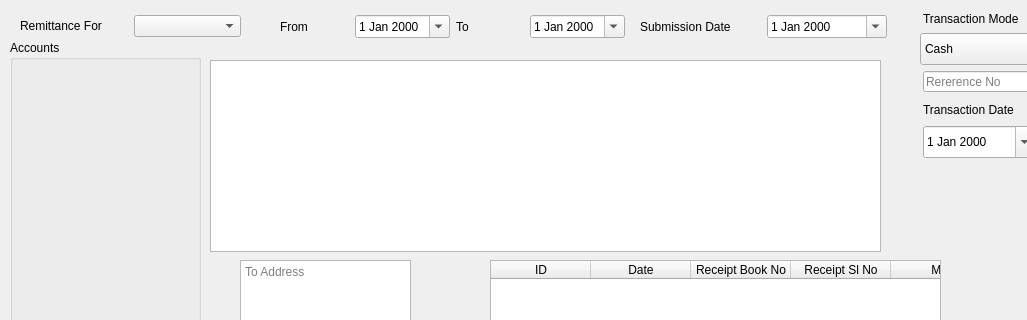
First picture: the form in DLG/cremittancedlg.ui, repository hlunguite/saptuamDataQT, before the edit; both pictures show x 0 to 1027 and y 0 to 320 of the 1273 by 453 pixel window.
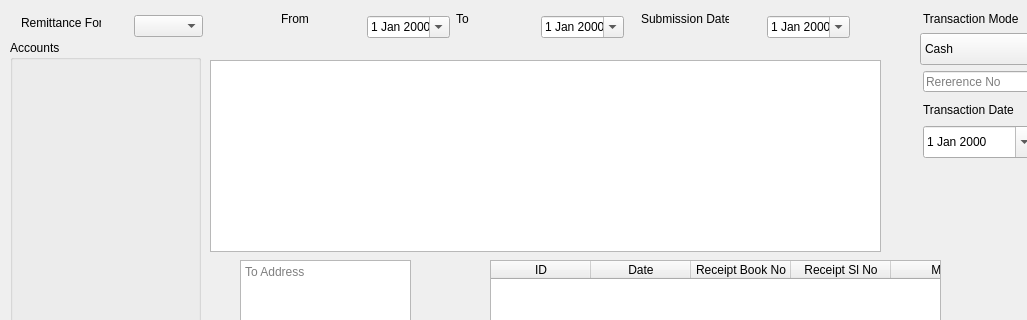
Second picture: the form after the edit.

What changed in the file:
```diff
--- a/DLG/cremittancedlg.ui
+++ b/DLG/cremittancedlg.ui
@@ -236,25 +236,38 @@
     </property>
    </column>
   </widget>
-  <widget class="QWidget" name="layoutWidget">
+  <widget class="QComboBox" name="m_remittanceNameCombo">
    <property name="geometry">
     <rect>
-     <x>640</x>
-     <y>10</y>
-     <width>247</width>
-     <height>34</height>
+     <x>134</x>
+     <y>15</y>
+     <width>69</width>
+     <height>22</height>
     </rect>
    </property>
-   <layout class="QHBoxLayout" name="horizontalLayout">
-    <item>
-     <widget class="QLabel" name="m_submitLbl">
+  </widget>
+  <widget class="QLabel" name="m_remitCombolbl">
+   <property name="geometry">
+    <rect>
+     <x>21</x>
+     <y>15</y>
+     <width>80</width>
+     <height>16</height>
+    </rect>
+   </property>
       <property name="text">
-       <string>Submission Date</string>
-      </property>
-     </widget>
-    </item>
-    <item>
-     <widget class="QDateEdit" name="m_submitDate">
+    <string>Remittance For</string>
+   </property>
+  </widget>
+  <widget class="QDateEdit" name="m_periodTo">
+   <property name="geometry">
+    <rect>
+     <x>541</x>
+     <y>16</y>
+     <width>83</width>
+     <height>22</height>
+    </rect>
+   </property>
       <property name="displayFormat">
        <string>d MMM yyyy</string>
       </property>
@@ -262,45 +275,57 @@
        <bool>true</bool>
       </property>
      </widget>
-    </item>
-   </layout>
-  </widget>
-  <widget class="QWidget" name="layoutWidget">
+  <widget class="QDateEdit" name="m_periodFrom">
    <property name="geometry">
     <rect>
-     <x>280</x>
-     <y>10</y>
-     <width>345</width>
-     <height>34</height>
+     <x>367</x>
+     <y>16</y>
+     <width>83</width>
+     <height>22</height>
     </rect>
    </property>
-   <layout class="QHBoxLayout" name="horizontalLayout_2">
-    <item>
+   <property name="displayFormat">
+    <string>d MMM yyyy</string>
+   </property>
+   <property name="calendarPopup">
+    <bool>true</bool>
+   </property>
+  </widget>
      <widget class="QLabel" name="m_fromLbl">
+   <property name="geometry">
+    <rect>
+     <x>281</x>
+     <y>11</y>
+     <width>28</width>
+     <height>16</height>
+    </rect>
+   </property>
       <property name="text">
        <string>From</string>
       </property>
      </widget>
-    </item>
-    <item>
-     <widget class="QDateEdit" name="m_periodFrom">
-      <property name="displayFormat">
-       <string>d MMM yyyy</string>
-      </property>
-      <property name="calendarPopup">
-       <bool>true</bool>
-      </property>
-     </widget>
-    </item>
-    <item>
      <widget class="QLabel" name="m_toLbl">
+   <property name="geometry">
+    <rect>
+     <x>456</x>
+     <y>11</y>
+     <width>16</width>
+     <height>16</height>
+    </rect>
+   </property>
       <property name="text">
        <string>To</string>
       </property>
      </widget>
-    </item>
-    <item>
-     <widget class="QDateEdit" name="m_periodTo">
+  <widget class="QDateEdit" name="m_submitDate">
+   <property name="geometry">
+    <rect>
+     <x>767</x>
+     <y>16</y>
+     <width>83</width>
+     <height>22</height>
+    </rect>
+   </property>
       <property name="displayFormat">
        <string>d MMM yyyy</string>
       </property>
@@ -308,30 +333,18 @@
        <bool>true</bool>
       </property>
      </widget>
-    </item>
-   </layout>
-  </widget>
-  <widget class="QWidget" name="">
+  <widget class="QLabel" name="m_submitLbl">
    <property name="geometry">
     <rect>
-     <x>20</x>
-     <y>10</y>
-     <width>221</width>
-     <height>32</height>
+     <x>641</x>
+     <y>11</y>
+     <width>88</width>
+     <height>16</height>
     </rect>
    </property>
-   <layout class="QGridLayout" name="gridLayout">
-    <item row="0" column="0">
-     <widget class="QLabel" name="m_remitCombolbl">
       <property name="text">
-       <string>Remittance For</string>
-      </property>
-     </widget>
-    </item>
-    <item row="0" column="1">
-     <widget class="QComboBox" name="m_remittanceNameCombo"/>
-    </item>
-   </layout>
+    <string>Submission Date</string>
+   </property>
   </widget>
  </widget>
  <resources/>
```
Lines whose indentation alone changed are shown as unchanged.
